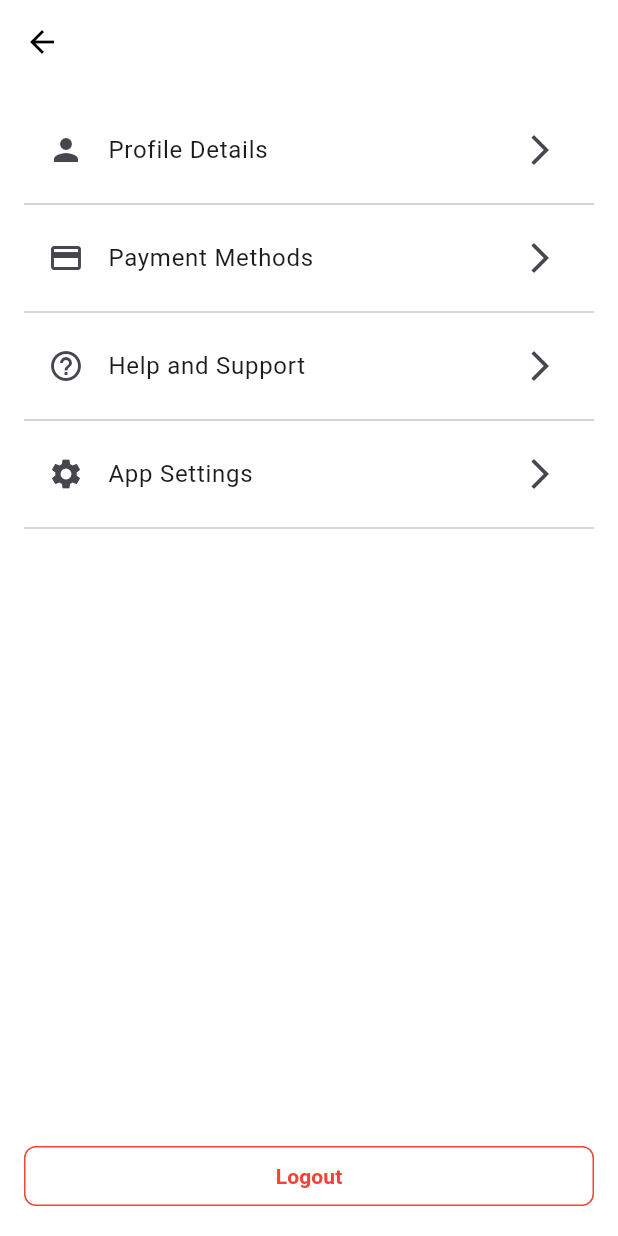
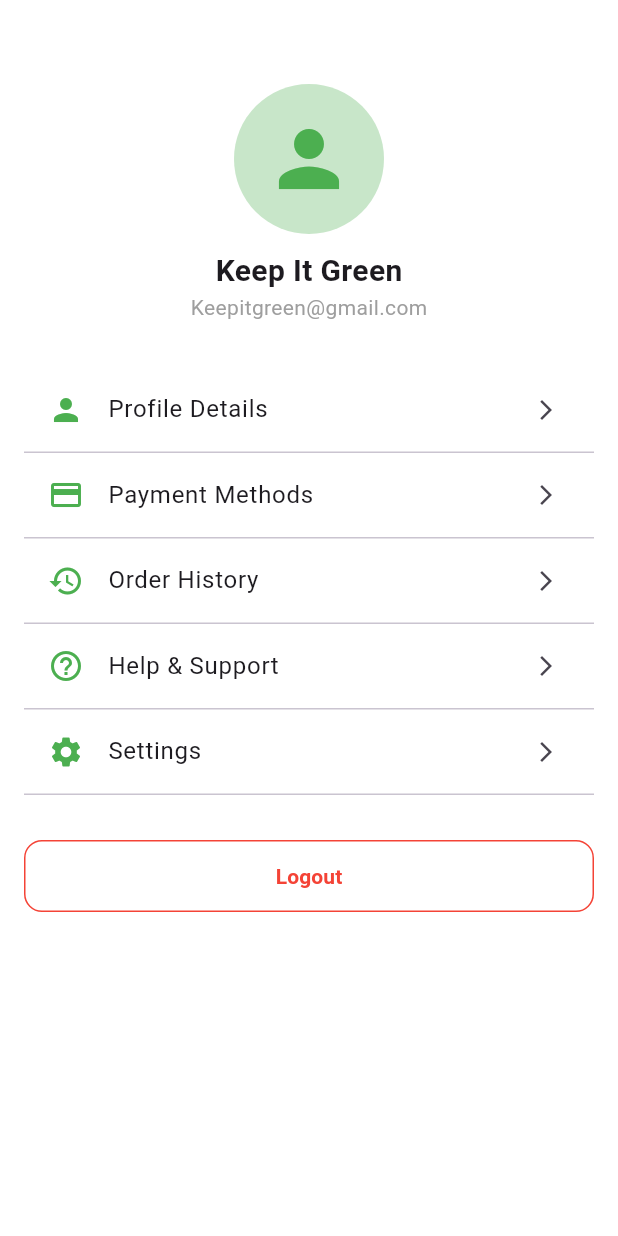
Before and after one commit to Dhrayblack/kig, a Flutter app: the ProfilePage screen opened directly, on a phone screen of 412 x 824 dp. Run offline on Flutter 3.47's test engine with Material 3 defaults, Android fonts, the phone set to English and light mode, and no system bars.

Commit message:
initial commit

```diff
--- a/lib/main.dart
+++ b/lib/main.dart
@@ -4,6 +4,7 @@ import 'screens/splash_screen.dart';
 import 'screens/login_page.dart';
 import 'screens/signup_page.dart';
 import 'screens/home_page.dart';
+// Ensure that the HomePage class exists in home_page.dart and is exported.
 
 void main() {
   runApp(const KiGApp());
--- a/lib/screens/login_page.dart
+++ b/lib/screens/login_page.dart
@@ -21,7 +21,7 @@ class LoginPage extends StatelessWidget {
                 style: TextStyle(
                   fontSize: 15,
                   fontWeight: FontWeight.bold,
-                  color: Colors.green,
+                  color: Colors.black,
                 ),
               ),
 
--- a/lib/screens/profile_page.dart
+++ b/lib/screens/profile_page.dart
@@ -6,83 +6,73 @@ class ProfilePage extends StatelessWidget {
   @override
   Widget build(BuildContext context) {
     return Scaffold(
-      appBar: AppBar(
-        // title: const Text('My Profile'),
-        backgroundColor: Colors.transparent,
-        elevation: 0,
-        foregroundColor: Colors.black,
+      backgroundColor: Colors.white,
+      body: ListView(
+        padding: const EdgeInsets.all(16),
+        children: [
+          const SizedBox(height: 40),
+          // 👤 Avatar
+          Center(
+            child: CircleAvatar(
+              radius: 50,
+              backgroundColor: Colors.green[100],
+              child: const Icon(Icons.person, size: 60, color: Colors.green),
             ),
-      body: SafeArea(
-        child: Padding(
-          padding: const EdgeInsets.all(16),
-          child: Column(
-            crossAxisAlignment: CrossAxisAlignment.start,
-            children: [
-              ListTile(
-                leading: const Icon(Icons.person),
-                title: const Text('Profile Details'),
-                trailing: const Icon(Icons.arrow_forward_ios),
-                onTap: () {
-                  // TODO: Navigate to Profile Details
-                },
           ),
-              const Divider(),
+          const SizedBox(height: 10),
+          const Center(
+            child: Text("Keep It Green",
+                style: TextStyle(fontSize: 20, fontWeight: FontWeight.bold)),
+          ),
+          const Center(
+            child: Text("Keepitgreen@gmail.com",
+                style: TextStyle(color: Colors.grey)),
+          ),
+          const SizedBox(height: 30),
 
-              ListTile(
-                leading: const Icon(Icons.payment),
-                title: const Text('Payment Methods'),
-                trailing: const Icon(Icons.arrow_forward_ios),
-                onTap: () {
-                  // TODO: Navigate to Payment Methods
-                },
-              ),
-              const Divider(),
+          // 📋 Options
+          _buildTile(Icons.person, "Profile Details"),
+          _buildTile(Icons.payment, "Payment Methods"),
+          _buildTile(Icons.history, "Order History"),
+          _buildTile(Icons.help_outline, "Help & Support"),
+          _buildTile(Icons.settings, "Settings"),
 
-              ListTile(
-                leading: const Icon(Icons.help_outline),
-                title: const Text('Help and Support'),
-                trailing: const Icon(Icons.arrow_forward_ios),
-                onTap: () {
-                  // TODO: Navigate to Help & Support
-                },
-              ),
-              const Divider(),
+          const SizedBox(height: 30),
 
-              ListTile(
-                leading: const Icon(Icons.settings),
-                title: const Text('App Settings'),
-                trailing: const Icon(Icons.arrow_forward_ios),
-                onTap: () {
-                  // TODO: Navigate to App Settings
-                },
-              ),
-              const Divider(),
-
-              const Spacer(),
-
-              // Logout button
-              SizedBox(
-                width: double.infinity,
-                child: OutlinedButton(
+          // 🚪 Logout
+          OutlinedButton(
             style: OutlinedButton.styleFrom(
               side: const BorderSide(color: Colors.red),
+              padding: const EdgeInsets.symmetric(vertical: 14),
               shape: RoundedRectangleBorder(
-                      borderRadius: BorderRadius.circular(8),
+                borderRadius: BorderRadius.circular(12),
               ),
             ),
             onPressed: () {
-                    Navigator.of(context).pushNamedAndRemoveUntil('/', (route) => false);
+              Navigator.of(context)
+                  .pushNamedAndRemoveUntil('/', (route) => false);
             },
             child: const Text(
-                    'Logout',
+              "Logout",
               style: TextStyle(color: Colors.red, fontWeight: FontWeight.bold),
-                  ),
             ),
           ),
         ],
       ),
+    );
+  }
+
+  Widget _buildTile(IconData icon, String title) {
+    return Column(
+      children: [
+        ListTile(
+          leading: Icon(icon, color: Colors.green),
+          title: Text(title),
+          trailing: const Icon(Icons.arrow_forward_ios, size: 16),
+          onTap: () {},
         ),
-      ),
+        const Divider(height: 1),
+      ],
     );
   }
 }
--- a/pubspec.yaml
+++ b/pubspec.yaml
@@ -10,10 +10,11 @@ dependencies:
   flutter:
     sdk: flutter
 
+
 dev_dependencies:
   flutter_test:
     sdk: flutter
-  flutter_lints: ^5.0.0
+  flutter_lints: ^6.0.0
 
 flutter:
   uses-material-design: true
```
Also changed, not shown: lib/screens/bag_page.dart (+44 -7 lines), lib/screens/home_page.dart (+27 -110 lines), pubspec.lock. Lines whose indentation alone changed are shown as unchanged.
